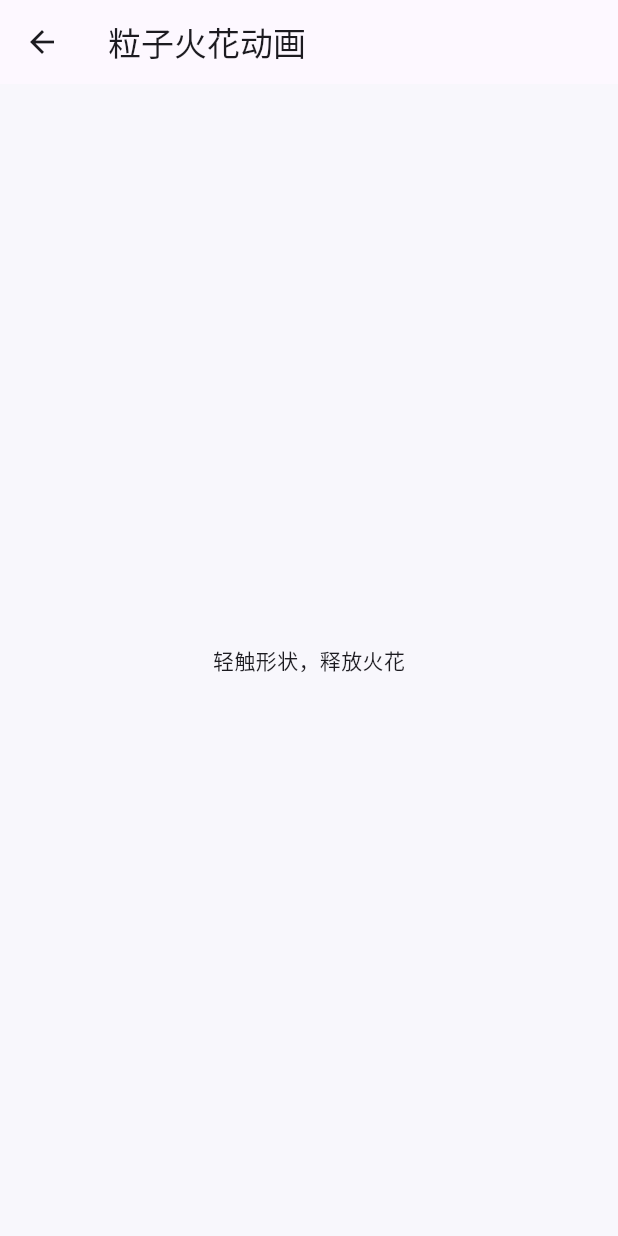
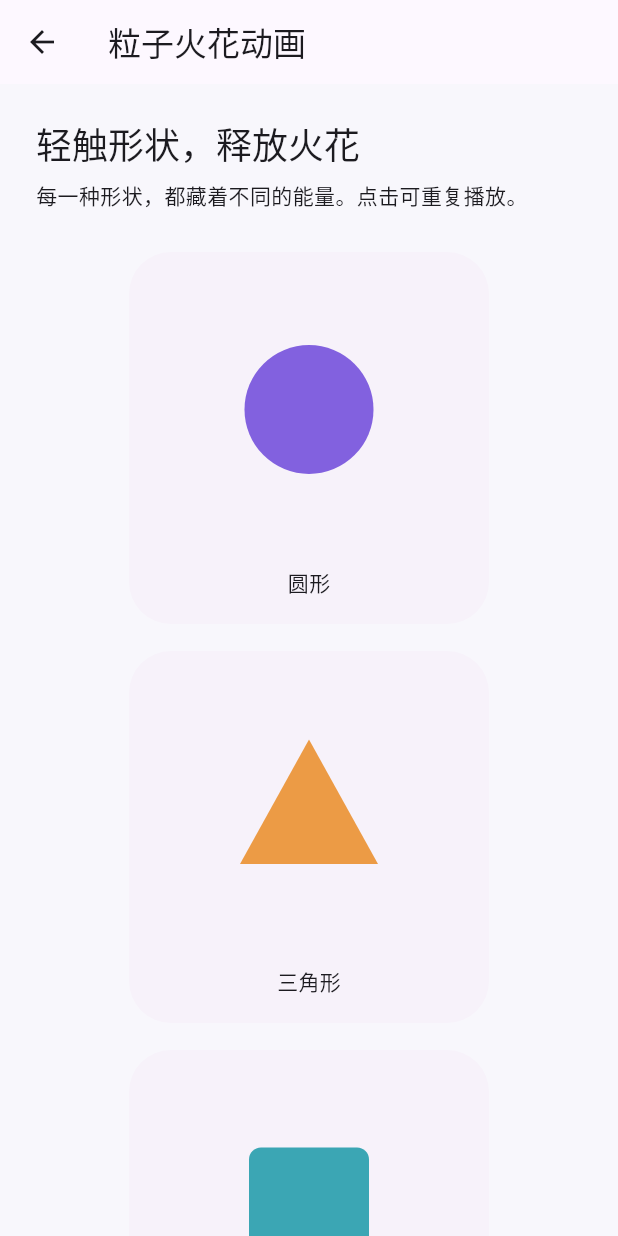
Before and after one commit to w1163563154/myflutter, a Flutter app: the screen it shows after launch, after a tap on "粒子火花动画", on a phone screen of 412 x 824 dp. Run offline on Flutter 3.47's test engine with Material 3 defaults, Android fonts, the phone set to English and light mode, and no system bars.

Commit message:
feat: implement repeatable shape particle bursts (#4)

```diff
--- a/packages/particle_sparks/lib/particle_sparks.dart
+++ b/packages/particle_sparks/lib/particle_sparks.dart
@@ -1,11 +1,46 @@
 import 'package:flutter/material.dart';
+import 'src/particle_shape.dart';
+export 'src/particle_shape.dart' show ParticleShape, SparkShape;
 
-/// Standalone particle demo. Shape interaction is added in issue #4.
 class ParticleSparksDemo extends StatelessWidget {
   const ParticleSparksDemo({super.key});
   @override
   Widget build(BuildContext context) => Scaffold(
     appBar: AppBar(title: const Text('粒子火花动画')),
-    body: const Center(child: Text('轻触形状，释放火花')),
+    body: SafeArea(
+      child: ListView(
+        padding: const EdgeInsets.all(24),
+        children: [
+          Text('轻触形状，释放火花', style: Theme.of(context).textTheme.headlineSmall),
+          const SizedBox(height: 8),
+          const Text('每一种形状，都藏着不同的能量。点击可重复播放。'),
+          const SizedBox(height: 28),
+          Wrap(
+            alignment: WrapAlignment.center,
+            spacing: 18,
+            runSpacing: 18,
+            children: [
+              for (final shape in SparkShape.values)
+                Container(
+                  decoration: BoxDecoration(
+                    color: Theme.of(context).colorScheme.surfaceContainerLow,
+                    borderRadius: BorderRadius.circular(28),
+                  ),
+                  child: Column(
+                    mainAxisSize: MainAxisSize.min,
+                    children: [
+                      ParticleShape(shape: shape),
+                      Padding(
+                        padding: const EdgeInsets.only(bottom: 18),
+                        child: Text(shape.label),
+                      ),
+                    ],
+                  ),
+                ),
+            ],
+          ),
+        ],
+      ),
+    ),
   );
 }
--- /dev/null
+++ b/packages/particle_sparks/lib/src/particle_shape.dart
@@ -0,0 +1,151 @@
+import 'dart:math' as math;
+import 'package:flutter/material.dart';
+
+enum SparkShape {
+  circle('圆形', Color(0xFF8261DF)),
+  triangle('三角形', Color(0xFFEC9B45)),
+  square('正方形', Color(0xFF3BA6B4));
+
+  const SparkShape(this.label, this.color);
+  final String label;
+  final Color color;
+}
+
+/// A reusable, independently animated geometric particle burst.
+class ParticleShape extends StatefulWidget {
+  const ParticleShape({super.key, required this.shape});
+  final SparkShape shape;
+  @override
+  State<ParticleShape> createState() => _ParticleShapeState();
+}
+
+class _ParticleShapeState extends State<ParticleShape>
+    with SingleTickerProviderStateMixin {
+  late final _controller = AnimationController(
+    vsync: this,
+    duration: const Duration(milliseconds: 950),
+  );
+  void _burst() {
+    if (MediaQuery.disableAnimationsOf(context)) return;
+    _controller.forward(from: 0);
+  }
+
+  @override
+  void dispose() {
+    _controller.dispose();
+    super.dispose();
+  }
+
+  @override
+  Widget build(BuildContext context) => AnimatedBuilder(
+    animation: _controller,
+    builder: (context, child) {
+      final active = _controller.isAnimating;
+      return Semantics(
+        label: active ? '${widget.shape.label}，正在碎裂' : widget.shape.label,
+        button: true,
+        onTap: _burst,
+        child: ExcludeSemantics(
+          child: Tooltip(
+            message: '点击${widget.shape.label}播放',
+            child: InkWell(
+              onTap: _burst,
+              borderRadius: BorderRadius.circular(28),
+              child: SizedBox(
+                width: 240,
+                height: 210,
+                child: CustomPaint(
+                  painter: _ShapePainter(
+                    widget.shape,
+                    active ? _controller.value : null,
+                  ),
+                ),
+              ),
+            ),
+          ),
+        ),
+      );
+    },
+  );
+}
+
+class _ShapePainter extends CustomPainter {
+  _ShapePainter(this.shape, this.progress);
+  final SparkShape shape;
+  final double? progress;
+  bool _inside(Offset point) => switch (shape) {
+    SparkShape.circle => point.distance <= 43,
+    SparkShape.square => point.dx.abs() <= 40 && point.dy.abs() <= 40,
+    SparkShape.triangle =>
+      point.dy >= -46 &&
+          point.dy <= 37 &&
+          point.dx.abs() <= (point.dy + 46) * .56,
+  };
+  @override
+  void paint(Canvas canvas, Size size) {
+    final center = size.center(Offset.zero);
+    final paint = Paint()..color = shape.color;
+    if (progress == null) {
+      switch (shape) {
+        case SparkShape.circle:
+          canvas.drawCircle(center, 43, paint);
+        case SparkShape.square:
+          canvas.drawRRect(
+            RRect.fromRectAndRadius(
+              Rect.fromCenter(center: center, width: 80, height: 80),
+              const Radius.circular(8),
+            ),
+            paint,
+          );
+        case SparkShape.triangle:
+          canvas.drawPath(
+            Path()
+              ..moveTo(center.dx, center.dy - 46)
+              ..lineTo(center.dx + 46, center.dy + 37)
+              ..lineTo(center.dx - 46, center.dy + 37)
+              ..close(),
+            paint,
+          );
+      }
+      return;
+    }
+    final t = progress!;
+    // Grid fragments originate inside the actual silhouette, preserving its identity.
+    for (var x = -42; x <= 42; x += 12) {
+      for (var y = -42; y <= 42; y += 12) {
+        final origin = Offset(x.toDouble(), y.toDouble());
+        if (!_inside(origin)) continue;
+        final angle =
+            math.atan2(origin.dy, origin.dx) + math.sin(x * 7 + y * 13) * .35;
+        final speed = 35 + ((x * 17 + y * 31).abs() % 45);
+        final displacement = Offset(
+          math.cos(angle) * speed * t,
+          math.sin(angle) * speed * t + 35 * t * t,
+        );
+        paint.color = shape.color.withValues(alpha: 1 - t);
+        canvas.save();
+        canvas.translate(
+          center.dx + origin.dx + displacement.dx,
+          center.dy + origin.dy + displacement.dy,
+        );
+        canvas.rotate(t * math.pi * math.sin(x + y));
+        canvas.drawRRect(
+          RRect.fromRectAndRadius(
+            Rect.fromCenter(
+              center: Offset.zero,
+              width: 10 * (1 - t * .7),
+              height: 10 * (1 - t * .7),
+            ),
+            const Radius.circular(2),
+          ),
+          paint,
+        );
+        canvas.restore();
+      }
+    }
+  }
+
+  @override
+  bool shouldRepaint(_ShapePainter oldDelegate) =>
+      oldDelegate.shape != shape || oldDelegate.progress != progress;
+}
--- a/packages/tap_ripple/lib/tap_ripple.dart
+++ b/packages/tap_ripple/lib/tap_ripple.dart
@@ -56,12 +56,13 @@ class _TapRippleDemoState extends State<TapRippleDemo> {
                                 point: ring.point,
                                 color: Theme.of(context).colorScheme.primary,
                                 onEnd: () {
-                                  if (mounted)
+                                  if (mounted) {
                                     setState(
                                       () => _rings.removeWhere(
                                         (r) => r.id == ring.id,
                                       ),
                                     );
+                                  }
                                 },
                               ),
                             ),
```
Also changed, not shown: 1 other file.
